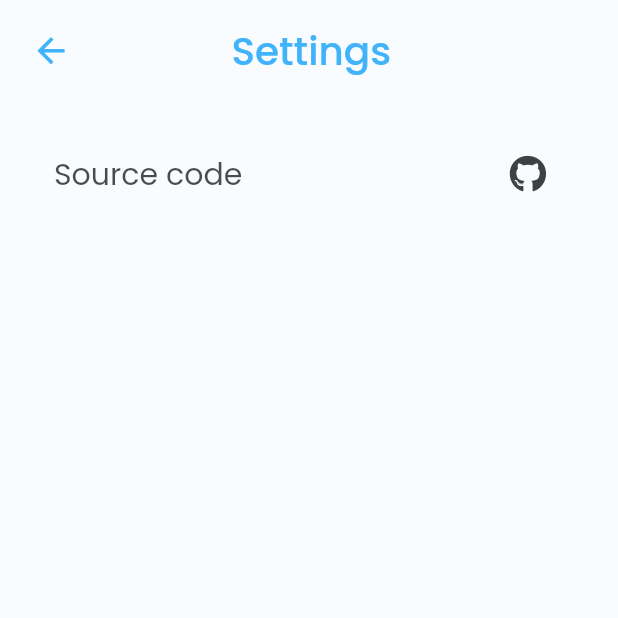
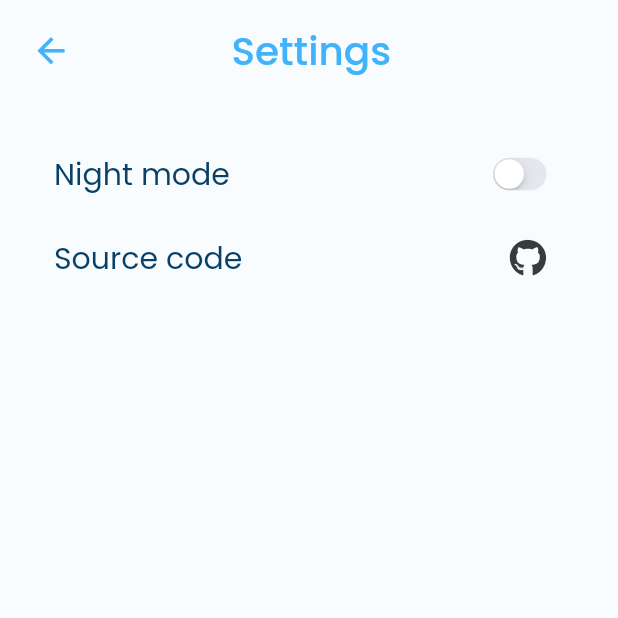
Before and after one commit to Abdellatif404/flutter_notes_app, a Flutter app: the screen it shows after launch, after a tap on an icon or button, on a phone screen of 412 x 824 dp, the top half of it. Run offline on Flutter 3.47's test engine with Material 2 defaults, Android fonts, the phone set to English and light mode, and no system bars; our stand-ins replace font_awesome_flutter, shared_preferences; missing offline and left inert: animated_widgets.

Commit message:
'Night mode '

```diff
--- a/lib/data.dart
+++ b/lib/data.dart
@@ -3,6 +3,8 @@ import 'package:shared_preferences/shared_preferences.dart';
 
 
 class Data extends ChangeNotifier{
+
+  bool isNight = false;
 
   String titleData;
   String noteData;
@@ -12,6 +14,22 @@ class Data extends ChangeNotifier{
   List<String> noteTime = [];
 
 
+  void enableDarkMode(){
+    isNight = !isNight;
+    notifyListeners();
+  }
+
+  void setTheme()async{
+    final prefs = await SharedPreferences.getInstance();
+    prefs.setBool('theme', isNight);
+  }
+
+  void getTheme()async{
+    final prefs = await SharedPreferences.getInstance();
+    bool value = prefs.getBool('theme');
+    isNight = value ?? isNight;
+    notifyListeners();
+  }
 
   void addTitle(String title) => titleData = title;
 
--- a/lib/main.dart
+++ b/lib/main.dart
@@ -4,32 +4,106 @@ import 'package:notes/screens/splash_screen.dart';
 import 'package:provider/provider.dart';
 import 'package:notes/data.dart';
 
+import 'data.dart';
+import 'styles.dart';
+
+void main() => runApp(
+    ChangeNotifierProvider(
+      create: (context) => Data(),
+      child: NotesApp(),
+    ),
+);
+
+class NotesApp extends StatelessWidget {
 
 
-void main() => runApp(NotesApp());
 
-class NotesApp extends StatelessWidget {
+  ThemeData lightMode = ThemeData(
+    brightness: Brightness.light,
+    scaffoldBackgroundColor: backgroundColorLight,
+    ////// Text Theme //////
+    fontFamily: 'Poppins',
+    textTheme: TextTheme(
+      ////// Title Page
+        bodyText2: TextStyle(color: primaryColorLight),
+        ////// Dialog subtitle and text field and card title
+        subtitle1: TextStyle(color: textColorLight),
+        ////// Body of the card note
+        caption: TextStyle(color: textColorLight)),
+    ////// Icon
+    highlightColor: primaryColorLight.withOpacity(0.05),
+    splashColor: primaryColorLight.withOpacity(0.05),
+    iconTheme: IconThemeData(color: primaryColorLight),
+    primaryIconTheme: IconThemeData(color: Color(0xFF3A3A3A)),
+    ////// Card
+    cardTheme: CardTheme(shadowColor: Color(0xff73c7fc).withOpacity(0.3),color: Color(0xffFAFDFF)),
+//    dialogBackgroundColor: Color(0xFF332F39),
+    ////// FAB //////
+    floatingActionButtonTheme: FloatingActionButtonThemeData(
+      foregroundColor: backgroundColorLight,
+      splashColor: Color(0xFF00C1FF),
+      backgroundColor: primaryColorLight,
+    ),
+    ////// Input Decoration
+    cursorColor: primaryColorLight,
+    inputDecorationTheme: InputDecorationTheme(
+      hintStyle: TextStyle(color: Colors.black45,fontSize: 20),
+      filled: true,
+      fillColor: Color(0xFFF4F8FB),
+      enabledBorder: inputBorder,
+      focusedBorder: inputBorder,
+    ),
+  );
+
+
+  ThemeData darkMode = ThemeData(
+    brightness: Brightness.dark,
+    scaffoldBackgroundColor: backgroundColorDark,
+    primaryColor: Color(0xFF2E2E33),
+    ////// Text Theme //////
+    fontFamily: 'Poppins',
+    textTheme: TextTheme(
+        ////// Title Page
+        bodyText2: TextStyle(color: primaryColorDark),
+        ////// Dialog subtitle and text field and card title
+        subtitle1: TextStyle(color: textColorDark),
+        ////// Body of the card note
+        caption: TextStyle(color: textColorDark)),
+    ////// Icon //////
+    highlightColor: Colors.white.withOpacity(0.05),
+    splashColor: Colors.white.withOpacity(0.05),
+    iconTheme: IconThemeData(color: primaryColorDark),
+    primaryIconTheme: IconThemeData(color: textColorDark),
+    ////// Card //////
+    cardTheme: CardTheme(shadowColor: Color(0xFF36323B),color: Color(0xFF302E3F)),
+    dialogBackgroundColor: Color(0xFF302E3F),
+    ////// FAB //////
+    floatingActionButtonTheme: FloatingActionButtonThemeData(
+      foregroundColor: textColorDark,
+      splashColor: Color(0xFF3EC0DA),
+      backgroundColor: primaryColorDark,
+    ),
+    ////// Input Decoration //////
+    cursorColor: primaryColorDark,
+    inputDecorationTheme: InputDecorationTheme(
+      hintStyle: TextStyle(color: Colors.white24,fontSize: 20),
+      filled: true,
+      fillColor: Color(0xFF313142),
+      enabledBorder: inputBorder,
+      focusedBorder: inputBorder,
+    ),
+  );
+
+
   @override
   Widget build(BuildContext context) {
+    var data = context.watch<Data>();
 
-    return ChangeNotifierProvider(
-      create: (context) => Data(),
-      child: MaterialApp(
-        title: 'WiNote',
-        home: SplashScreen(),
-        theme: ThemeData(
-          fontFamily: 'Poppins',
-          scaffoldBackgroundColor: backgroundColor,
-          highlightColor: primaryColor.withOpacity(0.05),
-          splashColor: primaryColor.withOpacity(0.05),
-          cursorColor: primaryColor,
-          floatingActionButtonTheme: FloatingActionButtonThemeData(
-            splashColor: Color(0xFF00C1FF),
-            backgroundColor: primaryColor,
-          ),
-        ),
-        debugShowCheckedModeBanner: false,
-      ),
+    return MaterialApp(
+      title: 'WiNote',
+      home: SplashScreen(),
+      theme: data.isNight ? darkMode : lightMode,
+      debugShowCheckedModeBanner: false,
     );
   }
 }
--- a/lib/screens/add_note.dart
+++ b/lib/screens/add_note.dart
@@ -24,8 +24,14 @@ class AddNoteScreen extends StatelessWidget {
                 Navigator.pop(context);
               }
             },),
-            AddNoteTextField(maxLines: 1,hintText: 'Title',textStyle: titleTextStyle,),
-            Flexible(child: AddNoteTextField(maxLines: 50,hintText: 'Note',textStyle: noteTextStyle,)),
+            AddNoteTextField(maxLines: 1,hintText: 'Title',textStyle: TextStyle(
+              fontSize: 20,
+              fontWeight: FontWeight.w500,
+            ),),
+            Flexible(child: AddNoteTextField(maxLines: 50,hintText: 'Note',textStyle: TextStyle(
+              fontSize: 19,
+              fontWeight: FontWeight.w400,
+            ),)),
           ],
         ),
       ),
--- a/lib/screens/home.dart
+++ b/lib/screens/home.dart
@@ -18,9 +18,12 @@ class HomeScreen extends StatelessWidget {
               child: Row(
                 mainAxisAlignment: MainAxisAlignment.spaceBetween,
                 children: <Widget>[
-                  Text('Home', style: titlePageTS,),
+                  Text('Home', style: TextStyle(
+                    fontSize: 26,
+                    fontWeight: FontWeight.w500,
+                  ),),
                   IconButton(
-                    icon: Icon(FontAwesomeIcons.cog, size: 22, color: primaryColor,),
+                    icon: Icon(FontAwesomeIcons.cog, size: 22),
                     onPressed: () => Navigator.push(context, MaterialPageRoute(builder: (context)=>SettingsScreen())),
                   ),
                 ],
@@ -33,7 +36,7 @@ class HomeScreen extends StatelessWidget {
       ),
 
       floatingActionButton: FloatingActionButton(
-        child: Icon(FontAwesomeIcons.plus, color: backgroundColor,),
+        child: Icon(FontAwesomeIcons.plus,color: Theme.of(context).floatingActionButtonTheme.foregroundColor,),
         onPressed: () => Navigator.push(context, MaterialPageRoute(builder: (context) => AddNoteScreen())),
       ),
     );
--- a/lib/screens/settings.dart
+++ b/lib/screens/settings.dart
@@ -1,13 +1,20 @@
+import 'package:flutter/cupertino.dart';
 import 'package:flutter/material.dart';
 import 'package:font_awesome_flutter/font_awesome_flutter.dart';
 import 'package:notes/widgets/appbar.dart';
 import 'package:url_launcher/url_launcher.dart';
+import 'package:provider/provider.dart';
+
+import '../data.dart';
 
 
 class SettingsScreen extends StatelessWidget {
 
   @override
   Widget build(BuildContext context) {
+
+
+    var data = context.watch<Data>();
 
     void _launchURL() async {
       var url = 'https://flutter.dev';
@@ -31,16 +38,37 @@ class SettingsScreen extends StatelessWidget {
             ),
             Padding(
               padding: const EdgeInsets.all(20),
-              child: ListTile(
+              child: Column(
+                children: <Widget>[
+                  ListTile(
+                    title: Text('Night mode',style: TextStyle(
+                        fontSize: 20,
+                        fontWeight: FontWeight.w400
+                    ),),
+                    trailing: Transform.scale(
+                      scale: 0.7,
+                      child: CupertinoSwitch(
+                        value: data.isNight,
+                        onChanged: (value){
+                          data.enableDarkMode();
+                          data.setTheme();
+                        },
+                      ),
+                    ),
+                  ),
+                  ListTile(
                     title: Text('Source code',style: TextStyle(
-                    color: Colors.black.withOpacity(0.7),
                         fontSize: 20,
                         fontWeight: FontWeight.w400
                     ),),
                     trailing: IconButton(
-                  icon: Icon(FontAwesomeIcons.github,color: Color(0xff3C4143),size: 25,),
+                      icon: Icon(FontAwesomeIcons.github,
+                        color: Theme.of(context).primaryIconTheme.color,
+                        size: 25,),
                       onPressed: _launchURL,
                     ),
+                  ),
+                ],
               ),
             )
           ],
--- a/lib/screens/splash_screen.dart
+++ b/lib/screens/splash_screen.dart
@@ -5,8 +5,11 @@ import 'package:notes/data.dart';
 import 'package:notes/screens/home.dart';
 import 'package:provider/provider.dart';
 
+import '../data.dart';
+
 
 class SplashScreen extends StatefulWidget {
+
   @override
   _SplashScreenState createState() => _SplashScreenState();
 }
@@ -17,11 +20,12 @@ class _SplashScreenState extends State<SplashScreen> {
   void initState() {
     super.initState();
     context.read<Data>().getData();
+    context.read<Data>().getTheme();
     goHome();
   }
 
 Future goHome()async{
-  await Future.delayed(Duration(seconds: 5));
+  await Future.delayed(Duration(seconds: 4));
   Navigator.of(context).pushReplacement(
     MaterialPageRoute(builder: (context) => HomeScreen())
   );
@@ -29,13 +33,14 @@ Future goHome()async{
 
   @override
   Widget build(BuildContext context) {
+  var data = context.watch<Data>();
 
     return Scaffold(
-      backgroundColor: backgroundColor,
       body: Center(
         child: OpacityAnimatedWidget.tween(
           child: Image(
-            image: AssetImage('images/logo.png'),
+            image: AssetImage(data.isNight ? 'images/dark_mode_logo.png' :
+            'images/logo.png'),
             height: 260,
           ),
         ),
--- a/lib/styles.dart
+++ b/lib/styles.dart
@@ -1,29 +1,18 @@
 import 'package:flutter/material.dart';
 
 
-const Color primaryColor = Color(0xff40b3fb);
-const Color backgroundColor = Color(0xffF8FCFF);
-const Color cardColor = Color(0xffFAFDFF);
+ Color primaryColorLight = Color(0xff40b3fb);
+ Color backgroundColorLight = Color(0xffF8FCFF);
+ Color textColorLight = Color(0xff094067);
 
-const TextStyle titlePageTS = TextStyle(
-  fontSize: 26,
-  color: primaryColor,
-  fontWeight: FontWeight.w500,
-);
 
-TextStyle titleTextStyle = TextStyle(
-  fontSize: 20,
-  color: Colors.black.withOpacity(0.8),
-  fontWeight: FontWeight.w500,
-);
+ Color primaryColorDark = Color(0xFF17B3D2);
+ Color backgroundColorDark = Color(0xFF2E2E3C);
+ Color textColorDark = Color(0xFFDEDEDE);
 
-TextStyle noteTextStyle = TextStyle(
-  fontSize: 19,
-  color: Colors.black.withOpacity(0.7),
-  fontWeight: FontWeight.w400,
-);
+
 
 OutlineInputBorder inputBorder = OutlineInputBorder(
-    borderRadius: BorderRadius.circular(15),
-    borderSide: BorderSide(color: Colors.transparent),
+  borderRadius: BorderRadius.circular(15),
+  borderSide: BorderSide(color: Colors.transparent),
 );
--- a/lib/widgets/add_note_widgets/text_field.dart
+++ b/lib/widgets/add_note_widgets/text_field.dart
@@ -29,11 +29,6 @@ class AddNoteTextField extends StatelessWidget {
         maxLines: maxLines,
         decoration: InputDecoration(
           hintText: hintText,
-          hintStyle: TextStyle(color: Colors.black45,fontSize: 20),
-          filled: true,
-          fillColor: Color(0xffF3F8F8),
-          enabledBorder: inputBorder,
-          focusedBorder: inputBorder,
         ),
       ),
     );
--- a/lib/widgets/appbar.dart
+++ b/lib/widgets/appbar.dart
@@ -17,14 +17,17 @@ class CustomAppBar extends StatelessWidget {
       mainAxisAlignment: MainAxisAlignment.spaceBetween,
         children: <Widget>[
           IconButton(
-            icon: Icon(Icons.arrow_back, size: 27, color: primaryColor,),
+            icon: Icon(Icons.arrow_back, size: 27),
             onPressed: () => Navigator.pop(context),
           ),
-          Text(title, style: titlePageTS,),
+          Text(title, style:  TextStyle(
+            fontSize: 26,
+            fontWeight: FontWeight.w500,
+          ),),
           Visibility(
             visible: visibility ?? true,
             child: IconButton(
-                icon: Icon(icon,color: primaryColor,size: 22,),
+                icon: Icon(icon,size: 22,),
                 onPressed: onPressed,
             ),
           ),
--- a/lib/widgets/home_widgets/card_list_tile.dart
+++ b/lib/widgets/home_widgets/card_list_tile.dart
@@ -19,7 +19,6 @@ class CardListTile extends StatelessWidget {
         style: TextStyle(
           fontSize: 19,
           fontWeight: FontWeight.w500,
-          color: Color(0xff094067),
         ),
       ),
       subtitle: Padding(
@@ -31,7 +30,7 @@ class CardListTile extends StatelessWidget {
           style: TextStyle(
             fontSize: 16,
             fontWeight: FontWeight.w300,
-            color: Color(0xff5f6c7b),
+
           ),
         ),
       ),
--- a/lib/widgets/home_widgets/cards_list_view.dart
+++ b/lib/widgets/home_widgets/cards_list_view.dart
@@ -22,11 +22,9 @@ class CardsListView extends StatelessWidget {
             key: ValueKey([data.titles,data.notes]),
             child: Card(
               child: CardListTile(index),
-              color: cardColor,
               margin: EdgeInsets.all(6),
               elevation: 10,
               shape: RoundedRectangleBorder(borderRadius: BorderRadius.circular(10)),
-              shadowColor: Color(0xff73c7fc).withOpacity(0.3),
             ),
             direction: DismissDirection.endToStart,
             onDismissed: (direction){
@@ -44,7 +42,7 @@ class CardsListView extends StatelessWidget {
                 alignment: Alignment.centerRight,
                 child: Icon(
                   FontAwesomeIcons.trashAlt,
-                  color: Color(0xffFF8181),
+                  color: Color(0xFFFA8182),
                   size: 28,
                 ),
               ),
--- a/lib/widgets/read_note_widgets/read_note_text_field.dart
+++ b/lib/widgets/read_note_widgets/read_note_text_field.dart
@@ -18,15 +18,10 @@ class ReadNoteTextField extends StatelessWidget {
         maxLines: null,
         style: TextStyle(
           fontSize: fontSize,
-          color: Color(0xff094067),
           fontWeight: fontWeight,
         ),
-        cursorColor: primaryColor,
         decoration: InputDecoration(
-          filled: true,
-          fillColor: backgroundColor,
-          enabledBorder: inputBorder,
-          focusedBorder: inputBorder,
+          fillColor: Colors.transparent,
         ),
       ),
     );
--- a/pubspec.yaml
+++ b/pubspec.yaml
@@ -31,6 +31,7 @@ flutter:
 
   assets:
     - images/logo.png
+    - images/dark_mode_logo.png
 
   fonts:
     - family: Poppins
```
Also changed, not shown: images/dark_mode_logo.png (added), 5 other files. Lines whose indentation alone changed are shown as unchanged.
